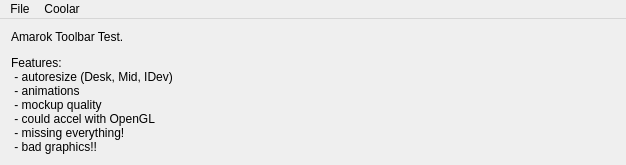
enricoros/k-ui-experiments-coolbar, file TestWindow.ui: the form before one commit.
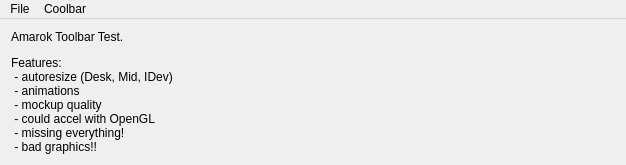
The form after the commit.

```diff
--- a/TestWindow.ui
+++ b/TestWindow.ui
@@ -58,9 +58,9 @@
      <height>25</height>
     </rect>
    </property>
-   <widget class="QMenu" name="menuCoolar">
+   <widget class="QMenu" name="menuCoolbar">
     <property name="title">
-     <string>Coolar</string>
+     <string>Coolbar</string>
     </property>
     <addaction name="aEq"/>
     <addaction name="aSplit"/>
@@ -76,7 +76,7 @@
     <addaction name="actionQuit"/>
    </widget>
    <addaction name="menuFile"/>
-   <addaction name="menuCoolar"/>
+   <addaction name="menuCoolbar"/>
   </widget>
   <action name="aEq">
    <property name="checkable">
```
